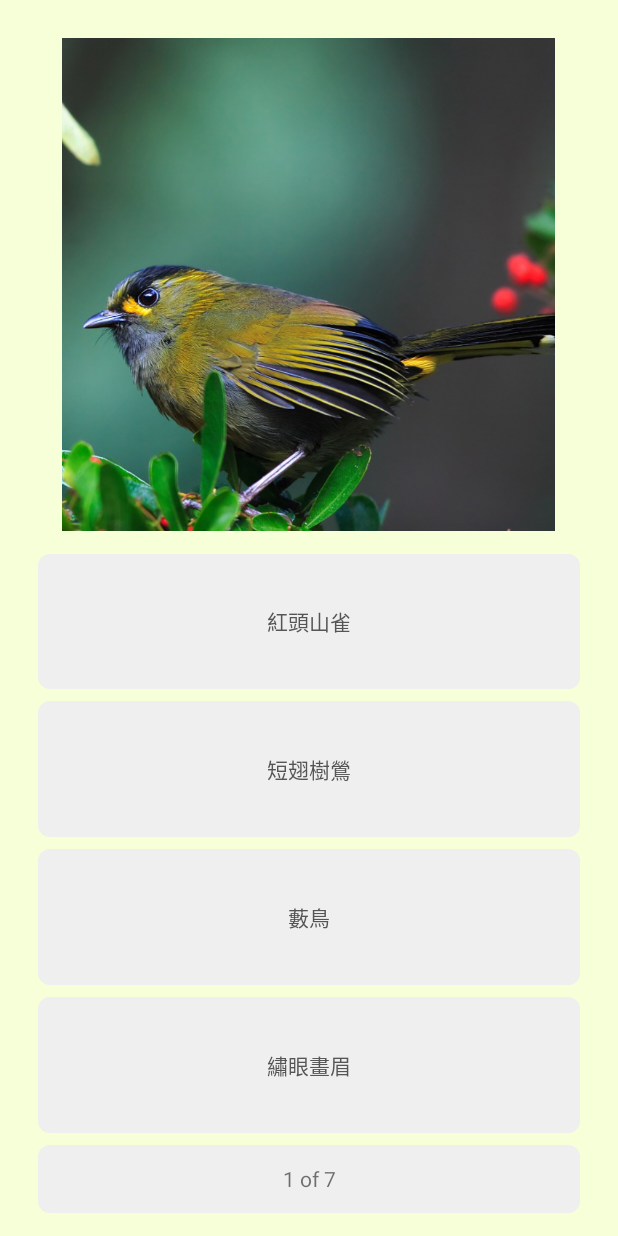
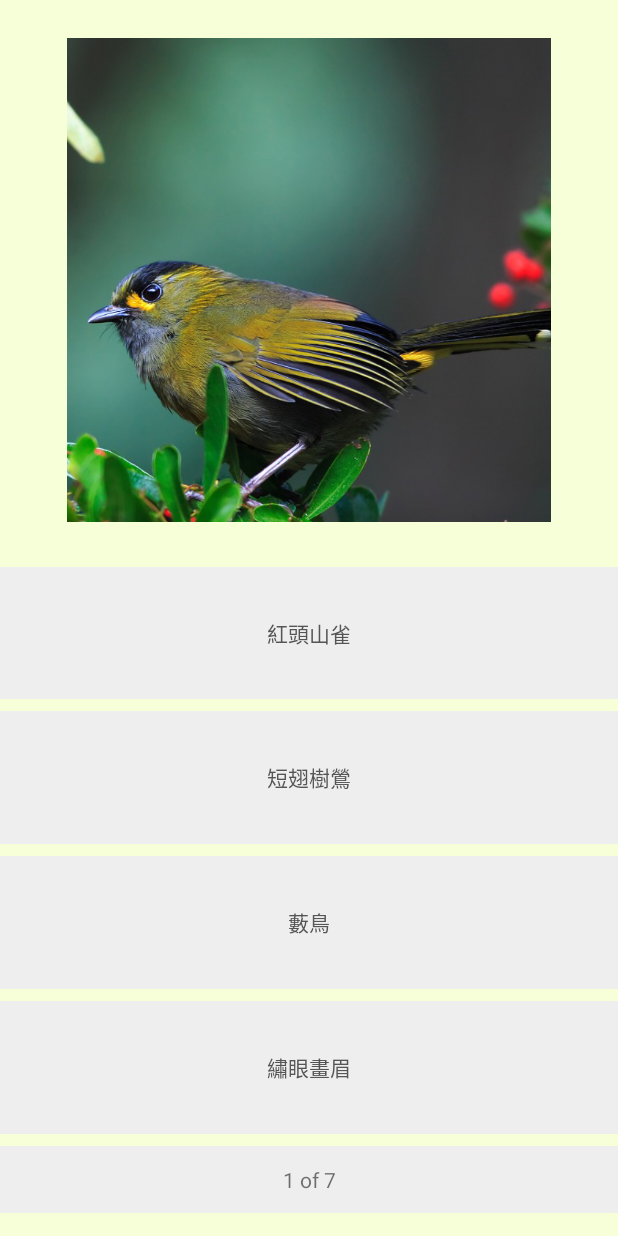
Before and after one commit to k801030/IntroToForest, an Android app: the screen it shows after launch (GameActivity), after a tap on "開始", on a phone screen of 412 x 824 dp. Run offline under Robolectric (Android 15) with nearby library versions, the phone set to English and light mode, and no system bars; libraries missing offline, so code that uses them is left out: com.astuetz, com.daimajia.androidanimations; 4 statements that could not run were skipped.

Commit message:
design for option view

```diff
--- a/app/src/main/res/drawable/bg_button.xml
+++ b/app/src/main/res/drawable/bg_button.xml
@@ -1,6 +1,6 @@
 <?xml version="1.0" encoding="utf-8"?>
 <shape xmlns:android="http://schemas.android.com/apk/res/android">
-    <solid android:color="@color/btn"/>
+    <solid android:color="@color/primaryColor"/>
     <corners android:radius="12dp"/>
     <padding android:left="0dip" android:top="0dip" android:right="0dip" android:bottom="0dip" />
 </shape>
--- a/app/src/main/res/drawable/option_correct.xml
+++ b/app/src/main/res/drawable/option_correct.xml
@@ -1,6 +1,5 @@
 <?xml version="1.0" encoding="utf-8"?>
 <shape xmlns:android="http://schemas.android.com/apk/res/android">
     <solid android:color="@color/correct"/>
-    <corners android:radius="8dp"/>
     <padding android:left="0dip" android:top="0dip" android:right="0dip" android:bottom="0dip" />
 </shape>
--- a/app/src/main/res/drawable/option_default.xml
+++ b/app/src/main/res/drawable/option_default.xml
@@ -1,6 +1,7 @@
 <?xml version="1.0" encoding="utf-8"?>
 <shape xmlns:android="http://schemas.android.com/apk/res/android">
-    <solid android:color="@color/gray"/>
-    <corners android:radius="8dp"/>
+    <solid android:color="#eeeeef"/>
+
     <padding android:left="0dip" android:top="0dip" android:right="0dip" android:bottom="0dip" />
+
 </shape>
--- a/app/src/main/res/drawable/option_wrong.xml
+++ b/app/src/main/res/drawable/option_wrong.xml
@@ -1,6 +1,5 @@
 <?xml version="1.0" encoding="utf-8"?>
 <shape xmlns:android="http://schemas.android.com/apk/res/android">
     <solid android:color="@color/wrong"/>
-    <corners android:radius="8dp"/>
     <padding android:left="0dip" android:top="0dip" android:right="0dip" android:bottom="0dip" />
 </shape>
--- a/app/src/main/res/layout/activity_game.xml
+++ b/app/src/main/res/layout/activity_game.xml
@@ -4,8 +4,7 @@
     android:orientation="vertical"
     android:layout_width="match_parent"
     android:layout_height="match_parent"
-    android:background="@color/bg"
-    >
+    android:background="@color/bg">
 
 
     <project.com.introtoforest.view.SquareImageView
@@ -20,7 +19,7 @@
         android:layout_marginTop="25dp"
         android:layout_marginLeft="25dp"
         android:layout_marginRight="25dp"
-        android:layout_marginBottom="15dp"
+        android:layout_marginBottom="30dp"
         />
 
     <project.com.introtoforest.view.OptionView
@@ -28,8 +27,7 @@
         android:layout_width="match_parent"
         android:layout_height="0dp"
         android:layout_weight="4"
-        android:layout_marginLeft="25dp"
-        android:layout_marginRight="25dp"
+
         android:layout_marginBottom="15dp"
         />
 </LinearLayout>
--- a/app/src/main/res/values/color.xml
+++ b/app/src/main/res/values/color.xml
@@ -5,9 +5,10 @@
     <color name="gray">#efefef</color>
     <color name="default_text_color">#555</color>
 
-    <color name="correct">#51ba97</color>
+    <color name="correct_no">#51ba97</color>
+    <color name="correct">#00d38d</color>
     <color name="wrong">#bd393f</color>
 
     <color name="bg">#f6ffd7</color>
-    <color name="btn">#00d38d</color>
+    <color name="primaryColor">#00d38d</color>
 </resources>
```
